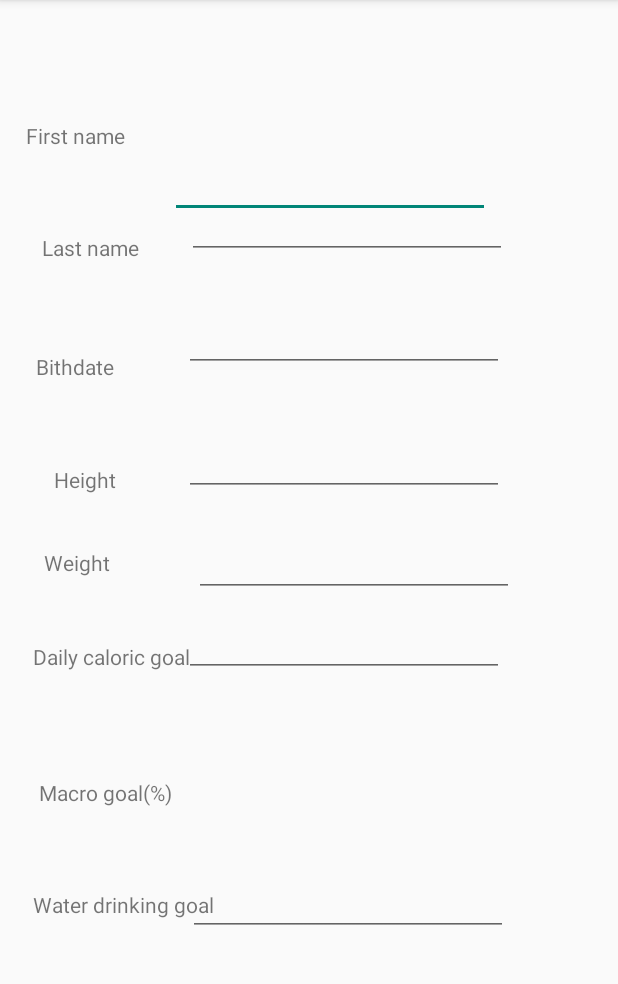
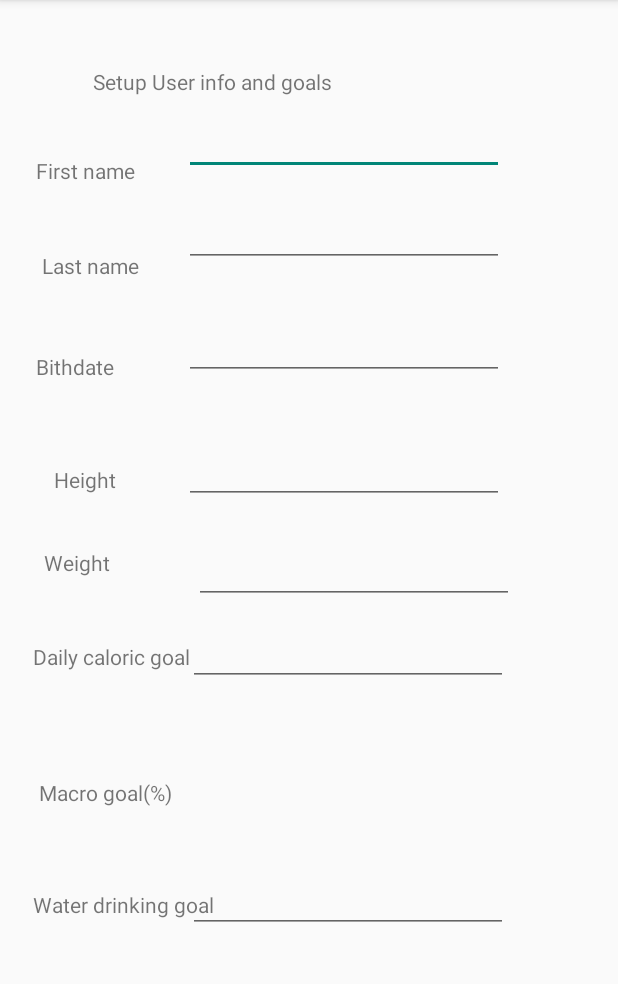
Before and after one commit to soulyvap/Meal-Tracker-app, an Android app: the Setup screen opened directly, with no data from a screen before it, on a phone screen of 412 x 824 dp, the part 84-1068 px from its top. Run offline under Robolectric (Android 15) with nearby library versions, the phone set to English and light mode, and no system bars.

Commit message:
modify xml

```diff
--- a/app/src/main/res/layout/activity_setup.xml
+++ b/app/src/main/res/layout/activity_setup.xml
@@ -11,22 +11,20 @@
         android:id="@+id/textView4"
         android:layout_width="wrap_content"
         android:layout_height="wrap_content"
-        android:layout_marginStart="14dp"
-        android:layout_marginLeft="14dp"
-        android:layout_marginTop="37dp"
-        android:layout_marginBottom="770dp"
+        android:layout_marginStart="62dp"
+        android:layout_marginLeft="62dp"
+        android:layout_marginBottom="40dp"
         android:text="Setup User info and goals"
-        app:layout_constraintBottom_toBottomOf="parent"
-        app:layout_constraintStart_toStartOf="parent"
-        app:layout_constraintTop_toTopOf="parent" />
+        app:layout_constraintBottom_toTopOf="@+id/textView5"
+        app:layout_constraintStart_toStartOf="parent" />
 
     <TextView
         android:id="@+id/textView5"
         android:layout_width="wrap_content"
         android:layout_height="wrap_content"
-        android:layout_marginStart="17dp"
-        android:layout_marginLeft="17dp"
-        android:layout_marginBottom="55dp"
+        android:layout_marginStart="24dp"
+        android:layout_marginLeft="24dp"
+        android:layout_marginBottom="44dp"
         android:text="First name"
         app:layout_constraintBottom_toTopOf="@+id/textView6"
         app:layout_constraintStart_toStartOf="parent" />
@@ -37,7 +35,7 @@
         android:layout_height="wrap_content"
         android:layout_marginStart="28dp"
         android:layout_marginLeft="28dp"
-        android:layout_marginBottom="60dp"
+        android:layout_marginBottom="48dp"
         android:text="Last name"
         app:layout_constraintBottom_toTopOf="@+id/textView7"
         app:layout_constraintStart_toStartOf="parent" />
@@ -112,20 +110,20 @@
         android:id="@+id/editTextTextPersonName4"
         android:layout_width="wrap_content"
         android:layout_height="wrap_content"
-        android:layout_marginTop="100dp"
-        android:layout_marginEnd="85dp"
-        android:layout_marginRight="85dp"
+        android:layout_marginEnd="76dp"
+        android:layout_marginRight="76dp"
+        android:layout_marginBottom="16dp"
         android:ems="10"
         android:inputType="textPersonName"
-        app:layout_constraintEnd_toEndOf="parent"
-        app:layout_constraintTop_toTopOf="parent" />
+        app:layout_constraintBottom_toTopOf="@+id/editTextTextPersonName5"
+        app:layout_constraintEnd_toEndOf="parent" />
 
     <EditText
         android:id="@+id/editTextTextPersonName5"
         android:layout_width="wrap_content"
         android:layout_height="wrap_content"
-        android:layout_marginEnd="74dp"
-        android:layout_marginRight="74dp"
+        android:layout_marginEnd="76dp"
+        android:layout_marginRight="76dp"
         android:layout_marginBottom="30dp"
         android:ems="10"
         android:inputType="textPersonName"
@@ -150,7 +148,7 @@
         android:layout_height="wrap_content"
         android:layout_marginEnd="76dp"
         android:layout_marginRight="76dp"
-        android:layout_marginBottom="22dp"
+        android:layout_marginBottom="21dp"
         android:ems="10"
         android:inputType="textPersonName"
         app:layout_constraintBottom_toTopOf="@+id/editTextTextPersonName8"
@@ -162,7 +160,7 @@
         android:layout_height="wrap_content"
         android:layout_marginEnd="69dp"
         android:layout_marginRight="69dp"
-        android:layout_marginBottom="8dp"
+        android:layout_marginBottom="9dp"
         android:ems="10"
         android:inputType="textPersonName"
         app:layout_constraintBottom_toTopOf="@+id/editTextTextPersonName9"
@@ -172,9 +170,9 @@
         android:id="@+id/editTextTextPersonName9"
         android:layout_width="wrap_content"
         android:layout_height="wrap_content"
-        android:layout_marginEnd="76dp"
-        android:layout_marginRight="76dp"
-        android:layout_marginBottom="127dp"
+        android:layout_marginEnd="73dp"
+        android:layout_marginRight="73dp"
+        android:layout_marginBottom="119dp"
         android:ems="10"
         android:inputType="textPersonName"
         app:layout_constraintBottom_toTopOf="@+id/editTextTextPersonName10"
@@ -186,7 +184,7 @@
         android:layout_height="wrap_content"
         android:layout_marginEnd="73dp"
         android:layout_marginRight="73dp"
-        android:layout_marginBottom="144dp"
+        android:layout_marginBottom="146dp"
         android:ems="10"
         android:inputType="textPersonName"
         app:layout_constraintBottom_toBottomOf="parent"
@@ -206,5 +204,26 @@
         app:layout_constraintEnd_toEndOf="parent"
         app:layout_constraintStart_toStartOf="parent" />
 
+    <androidx.constraintlayout.widget.Guideline
+        android:id="@+id/guideline7"
+        android:layout_width="wrap_content"
+        android:layout_height="wrap_content"
+        android:orientation="horizontal"
+        app:layout_constraintGuide_begin="20dp" />
+
+    <androidx.constraintlayout.widget.Guideline
+        android:id="@+id/guideline8"
+        android:layout_width="wrap_content"
+        android:layout_height="wrap_content"
+        android:orientation="horizontal"
+        app:layout_constraintGuide_begin="20dp" />
+
+    <androidx.constraintlayout.widget.Guideline
+        android:id="@+id/guideline9"
+        android:layout_width="wrap_content"
+        android:layout_height="wrap_content"
+        android:orientation="horizontal"
+        app:layout_constraintGuide_begin="20dp" />
+
 
 </androidx.constraintlayout.widget.ConstraintLayout>
```
